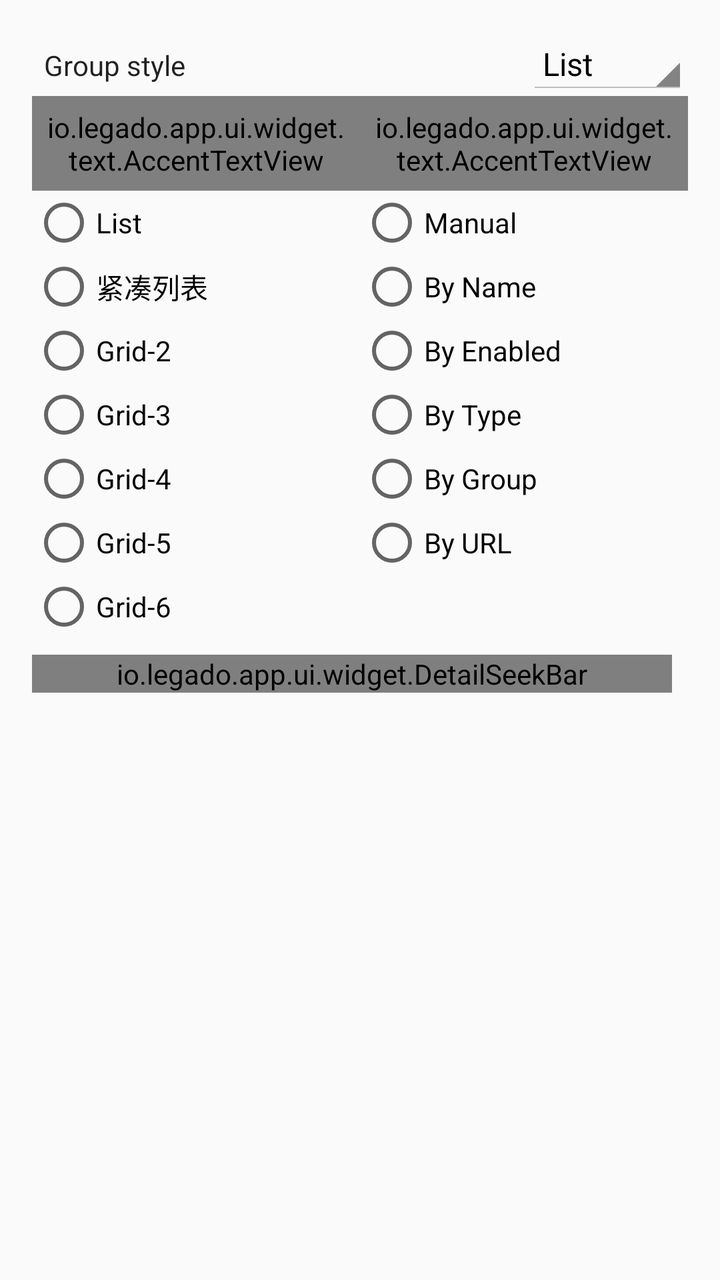
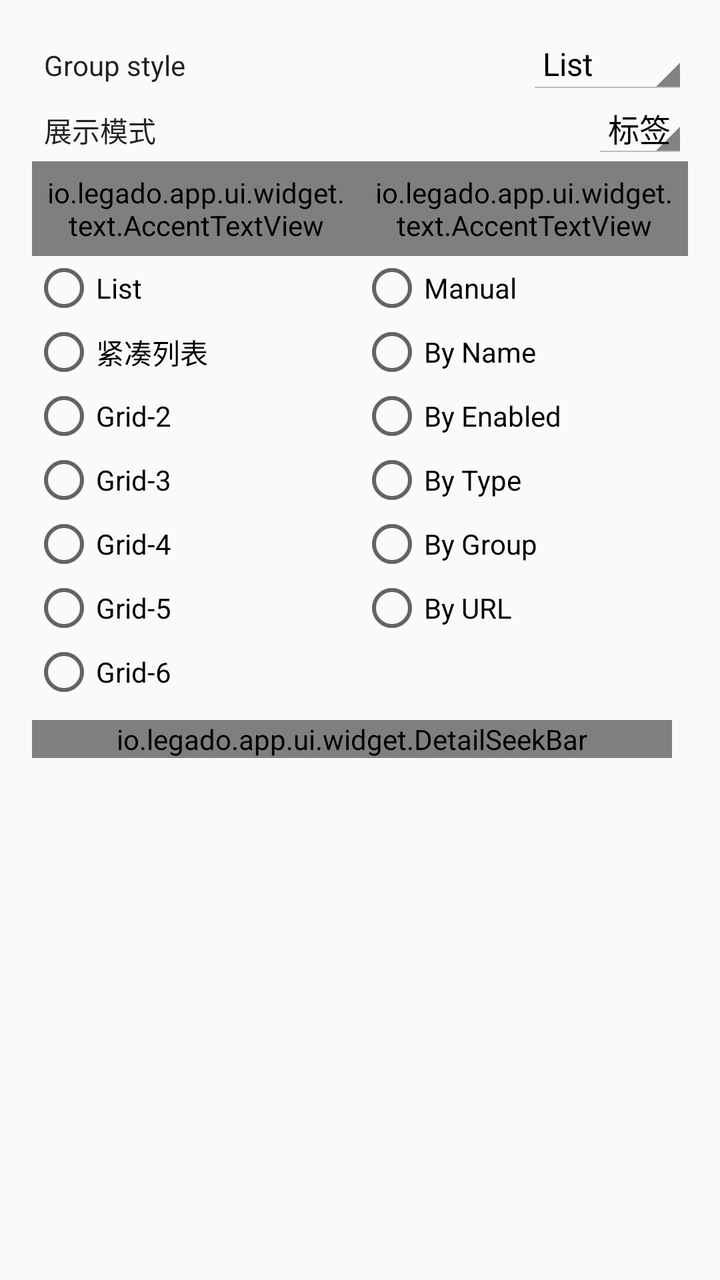

The first picture is an Android layout as it rendered before a commit; the second is the same layout after the commit. The layout source and the unified diff follow.
<!-- AndroidManifest.xml: application theme AppTheme.Light -->
<!-- res/layout/dialog_source_folder_config.xml -->
<?xml version="1.0" encoding="utf-8"?>
<androidx.core.widget.NestedScrollView xmlns:android="http://schemas.android.com/apk/res/android"
    xmlns:app="http://schemas.android.com/apk/res-auto"
    xmlns:tools="http://schemas.android.com/tools"
    android:layout_width="match_parent"
    android:layout_height="wrap_content">

    <androidx.constraintlayout.widget.ConstraintLayout
        android:layout_width="match_parent"
        android:layout_height="wrap_content"
        android:padding="16dp">

        
        <LinearLayout
            android:id="@+id/ll_group_style"
            android:layout_width="match_parent"
            android:layout_height="wrap_content"
            android:orientation="horizontal"
            app:layout_constraintTop_toTopOf="parent">

            <TextView
                android:layout_width="0dp"
                android:layout_height="wrap_content"
                android:layout_weight="1"
                android:padding="6dp"
                android:text="@string/group_style"
                android:textColor="@color/primaryText" />

            <androidx.appcompat.widget.AppCompatSpinner
                android:id="@+id/sp_group_style"
                android:layout_width="wrap_content"
                android:layout_height="wrap_content"
                android:entries="@array/source_group_style_new"
                android:theme="@style/Spinner"
                tools:ignore="TouchTargetSizeCheck" />

        </LinearLayout>

        
        <LinearLayout
            android:id="@+id/ll_layout"
            android:layout_width="0dp"
            android:layout_height="wrap_content"
            android:orientation="vertical"
            app:layout_constraintLeft_toLeftOf="parent"
            app:layout_constraintRight_toLeftOf="@+id/ll_sort"
            app:layout_constraintTop_toBottomOf="@+id/ll_group_style">

            <io.legado.app.ui.widget.text.AccentTextView
                android:layout_width="match_parent"
                android:layout_height="match_parent"
                android:padding="6dp"
                android:text="@string/source_layout"
                android:textSize="16sp" />

            <RadioGroup
                android:id="@+id/rg_layout"
                android:layout_width="match_parent"
                android:layout_height="wrap_content"
                android:orientation="vertical">

                <RadioButton
                    android:id="@+id/rb_source_layout_0"
                    android:layout_width="match_parent"
                    android:layout_height="wrap_content"
                    android:text="@string/layout_list"
                    tools:ignore="TouchTargetSizeCheck" />

                <RadioButton
                    android:id="@+id/rb_source_layout_1"
                    android:layout_width="match_parent"
                    android:layout_height="wrap_content"
                    android:text="@string/layout_list_compact"
                    tools:ignore="TouchTargetSizeCheck" />

                <RadioButton
                    android:id="@+id/rb_source_layout_2"
                    android:layout_width="match_parent"
                    android:layout_height="wrap_content"
                    android:text="@string/layout_grid2"
                    tools:ignore="TouchTargetSizeCheck" />

                <RadioButton
                    android:id="@+id/rb_source_layout_3"
                    android:layout_width="match_parent"
                    android:layout_height="wrap_content"
                    android:text="@string/layout_grid3"
                    tools:ignore="TouchTargetSizeCheck" />

                <RadioButton
                    android:id="@+id/rb_source_layout_4"
                    android:layout_width="match_parent"
                    android:layout_height="wrap_content"
                    android:text="@string/layout_grid4"
                    tools:ignore="TouchTargetSizeCheck" />

                <RadioButton
                    android:id="@+id/rb_source_layout_5"
                    android:layout_width="match_parent"
                    android:layout_height="wrap_content"
                    android:text="@string/layout_grid5"
                    tools:ignore="TouchTargetSizeCheck" />

                <RadioButton
                    android:id="@+id/rb_source_layout_6"
                    android:layout_width="match_parent"
                    android:layout_height="wrap_content"
                    android:text="@string/layout_grid6"
                    tools:ignore="TouchTargetSizeCheck" />
            </RadioGroup>

        </LinearLayout>

        <LinearLayout
            android:id="@+id/ll_sort"
            android:layout_width="0dp"
            android:layout_height="wrap_content"
            android:orientation="vertical"
            app:layout_constraintLeft_toRightOf="@+id/ll_layout"
            app:layout_constraintRight_toRightOf="parent"
            app:layout_constraintTop_toBottomOf="@id/ll_group_style">

            <io.legado.app.ui.widget.text.AccentTextView
                android:layout_width="match_parent"
                android:layout_height="match_parent"
                android:padding="6dp"
                android:text="@string/source_sort_label"
                android:textSize="16sp" />

            <RadioGroup
                android:id="@+id/rg_sort"
                android:layout_width="match_parent"
                android:layout_height="wrap_content"
                android:orientation="vertical">

                <RadioButton
                    android:id="@+id/rb_source_sort_0"
                    android:layout_width="match_parent"
                    android:layout_height="wrap_content"
                    android:text="@string/source_sort_0"
                    tools:ignore="TouchTargetSizeCheck" />

                <RadioButton
                    android:id="@+id/rb_source_sort_1"
                    android:layout_width="match_parent"
                    android:layout_height="wrap_content"
                    android:text="@string/source_sort_1"
                    tools:ignore="TouchTargetSizeCheck" />

                <RadioButton
                    android:id="@+id/rb_source_sort_2"
                    android:layout_width="match_parent"
                    android:layout_height="wrap_content"
                    android:text="@string/source_sort_2"
                    tools:ignore="TouchTargetSizeCheck" />

                <RadioButton
                    android:id="@+id/rb_source_sort_3"
                    android:layout_width="match_parent"
                    android:layout_height="wrap_content"
                    android:text="@string/source_sort_3"
                    tools:ignore="TouchTargetSizeCheck" />

                <RadioButton
                    android:id="@+id/rb_source_sort_4"
                    android:layout_width="match_parent"
                    android:layout_height="wrap_content"
                    android:text="@string/source_sort_4"
                    tools:ignore="TouchTargetSizeCheck" />

                <RadioButton
                    android:id="@+id/rb_source_sort_5"
                    android:layout_width="match_parent"
                    android:layout_height="wrap_content"
                    android:text="@string/source_sort_5"
                    tools:ignore="TouchTargetSizeCheck" />

            </RadioGroup>

        </LinearLayout>

        
        <io.legado.app.ui.widget.DetailSeekBar
            android:id="@+id/sb_margin"
            android:layout_width="match_parent"
            android:layout_height="wrap_content"
            android:layout_marginTop="8dp"
            android:layout_marginEnd="8dp"
            app:layout_constraintBottom_toBottomOf="parent"
            app:layout_constraintTop_toBottomOf="@+id/ll_layout"
            app:max="60"
            app:title="@string/margin" />

    </androidx.constraintlayout.widget.ConstraintLayout>
</androidx.core.widget.NestedScrollView>
<!-- resources referenced by this layout -->
<resources>
  <string-array name="source_group_style_new">
  		<item>@string/source_group_style_list</item>
  		<item>@string/source_group_style_by_type</item>
  		<item>@string/source_group_style_by_group</item>
  	</string-array>
  <color name="primaryText">#de000000</color>
  <string name="group_style">Group style</string>
  <string name="layout_grid2">Grid-2</string>
  <string name="layout_grid3">Grid-3</string>
  <string name="layout_grid4">Grid-4</string>
  <string name="layout_grid5">Grid-5</string>
  <string name="layout_grid6">Grid-6</string>
  <string name="layout_list">List</string>
  <string name="layout_list_compact">紧凑列表</string>
  <string name="margin">间距</string>
  <string name="source_layout">View</string>
  <string name="source_sort_0">Manual</string>
  <string name="source_sort_1">By Name</string>
  <string name="source_sort_2">By Enabled</string>
  <string name="source_sort_3">By Type</string>
  <string name="source_sort_4">By Group</string>
  <string name="source_sort_5">By URL</string>
  <string name="source_sort_label">Sort</string>
  <style name="Spinner" parent="android:Theme.Holo.Light" />
  
      //**********System Style******************//
  <style name="AppTheme.Light" parent="Base.AppTheme">
          <item name="actionBarStyle">@style/AppTheme.AppBarOverlay.Light</item>
      </style>
  <string name="source_group_style_list">List</string>
  <string name="source_group_style_by_type">By Type</string>
  <string name="source_group_style_by_group">By Group</string>
  <style name="Base.AppTheme" parent="Theme.AppCompat.DayNight.NoActionBar">
          <item name="colorPrimary">@color/primary</item>
          <item name="colorPrimaryDark">@color/primaryDark</item>
          <item name="colorAccent">@color/accent</item>
          <item name="actionOverflowMenuStyle">@style/Style.PopupMenu</item>
          <item name="android:itemTextAppearance">@style/Style.MenuItemText</item>
          <item name="android:popupMenuStyle">@style/Style.PopupMenu</item>
          <item name="android:statusBarColor">@color/transparent</item>
          <item name="android:windowDrawsSystemBarBackgrounds">true</item>
      </style>
  <style name="AppTheme.AppBarOverlay.Light" parent="ThemeOverlay.AppCompat.Light">
          <item name="colorAccent">@color/md_grey_900</item>
      </style>
  <color name="primary">@color/md_light_blue_800</color>
  <color name="primaryDark">@color/md_light_blue_900</color>
  <color name="accent">@color/md_pink_800</color>
  <style name="Style.PopupMenu" parent="Widget.AppCompat.PopupMenu">
          <item name="android:popupBackground">@drawable/bg_popup_menu</item>
      </style>
  <style name="Style.MenuItemText" parent="@android:style/TextAppearance.Widget.IconMenu.Item">
          <item name="android:textColor">@color/menu_color_default</item>
          <item name="android:textSize">16sp</item>
      </style>
  <color name="transparent">#00000000</color>
  <color name="md_grey_900">#212121</color>
  <color name="md_light_blue_800">#0277BD</color>
  <color name="md_light_blue_900">#01579B</color>
  <color name="md_pink_800">#AD1457</color>
  <!-- drawable bg_popup_menu (drawable) -->
  <?xml version="1.0" encoding="utf-8"?>
  <shape xmlns:android="http://schemas.android.com/apk/res/android"
         android:shape="rectangle">
  
      <solid android:color="@color/background_menu"/>
  
      <corners android:radius="2dp"/>
  
  </shape>
  <color name="menu_color_default">#383838</color>
  <color name="background_menu">@color/md_grey_200</color>
  <color name="md_grey_200">#EEEEEE</color>
</resources>

<!-- the commit's change to res/layout/dialog_source_folder_config.xml (unified diff, before → after) -->
@@ -38,13 +38,39 @@
 
         
         <LinearLayout
+            android:id="@+id/ll_group_mode"
+            android:layout_width="match_parent"
+            android:layout_height="wrap_content"
+            android:orientation="horizontal"
+            app:layout_constraintTop_toBottomOf="@+id/ll_group_style">
+
+            <TextView
+                android:layout_width="0dp"
+                android:layout_height="wrap_content"
+                android:layout_weight="1"
+                android:padding="6dp"
+                android:text="@string/source_group_mode"
+                android:textColor="@color/primaryText" />
+
+            <androidx.appcompat.widget.AppCompatSpinner
+                android:id="@+id/sp_group_mode"
+                android:layout_width="wrap_content"
+                android:layout_height="wrap_content"
+                android:entries="@array/source_group_mode_items"
+                android:theme="@style/Spinner"
+                tools:ignore="TouchTargetSizeCheck" />
+
+        </LinearLayout>
+
+        
+        <LinearLayout
             android:id="@+id/ll_layout"
             android:layout_width="0dp"
             android:layout_height="wrap_content"
             android:orientation="vertical"
             app:layout_constraintLeft_toLeftOf="parent"
             app:layout_constraintRight_toLeftOf="@+id/ll_sort"
-            app:layout_constraintTop_toBottomOf="@+id/ll_group_style">
+            app:layout_constraintTop_toBottomOf="@+id/ll_group_mode">
 
             <io.legado.app.ui.widget.text.AccentTextView
                 android:layout_width="match_parent"
@@ -118,7 +144,7 @@
             android:orientation="vertical"
             app:layout_constraintLeft_toRightOf="@+id/ll_layout"
             app:layout_constraintRight_toRightOf="parent"
-            app:layout_constraintTop_toBottomOf="@id/ll_group_style">
+            app:layout_constraintTop_toBottomOf="@id/ll_group_mode">
 
             <io.legado.app.ui.widget.text.AccentTextView
                 android:layout_width="match_parent"
<!-- resource entries referenced after the edit -->
@@ -1,5 +1,9 @@
 <!-- resources referenced by this layout -->
 <resources>
+  <string-array name="source_group_mode_items">
+  		<item>@string/source_group_mode_tag</item>
+  		<item>@string/source_group_mode_folder</item>
+  	</string-array>
   <string-array name="source_group_style_new">
   		<item>@string/source_group_style_list</item>
   		<item>@string/source_group_style_by_type</item>
@@ -15,6 +19,7 @@
   <string name="layout_list">List</string>
   <string name="layout_list_compact">紧凑列表</string>
   <string name="margin">间距</string>
+  <string name="source_group_mode">展示模式</string>
   <string name="source_layout">View</string>
   <string name="source_sort_0">Manual</string>
   <string name="source_sort_1">By Name</string>
@@ -29,6 +34,8 @@
   <style name="AppTheme.Light" parent="Base.AppTheme">
           <item name="actionBarStyle">@style/AppTheme.AppBarOverlay.Light</item>
       </style>
+  <string name="source_group_mode_tag">标签</string>
+  <string name="source_group_mode_folder">分组</string>
   <string name="source_group_style_list">List</string>
   <string name="source_group_style_by_type">By Type</string>
   <string name="source_group_style_by_group">By Group</string>
